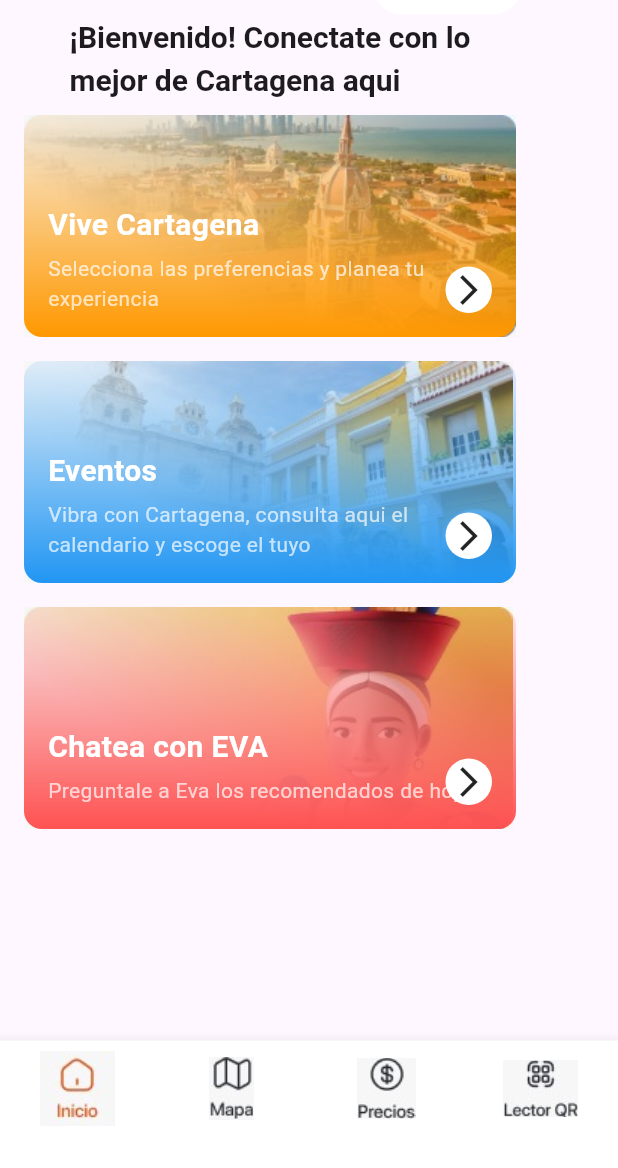
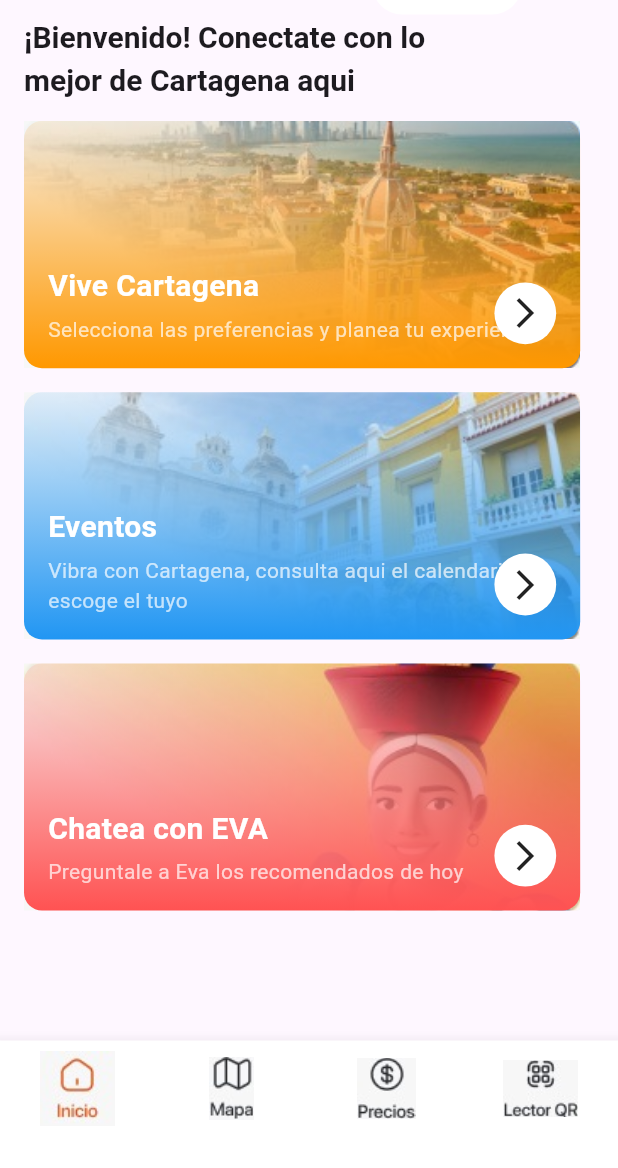
Before and after one commit to JuanBVillaverde/Design-Practice, a Flutter app: the screen it shows after launch, on a phone screen of 412 x 824 dp, the part 68-1236 px from its top. Run offline on Flutter 3.47's test engine with Material 3 defaults, Android fonts, the phone set to English and light mode, and no system bars.

Commit message:
some widgets were given adaptability depending on screen size

```diff
--- a/prueba/lib/home/views/home_view.dart
+++ b/prueba/lib/home/views/home_view.dart
@@ -15,39 +15,41 @@ class _HomeViewState extends State<HomeView> {
   Widget build(BuildContext context) {
     return Scaffold(
       appBar: const CustomAppbar(),
-      body:
-      Column(
+      body: Column(
+        crossAxisAlignment: CrossAxisAlignment.start,
         children: [
-          const Text(
+          const Padding(
+            padding: EdgeInsets.symmetric(horizontal: 16.0),
+            child: Text(
               '¡Bienvenido! Conectate con lo\nmejor de Cartagena aqui',
               style: TextStyle(
                   fontSize: 20.0,
                   fontWeight: FontWeight.bold,
                   letterSpacing: 0.0),
             ),
-          SizedBox(width: 16.0),
+          ),
+          const SizedBox(height: 4.0),
           CustomStackWidget(
             backgroundImage: 'assets/images/cartagena_bg.png',
-              subtitle:
-                  'Selecciona las preferencias y planea tu experiencia',
+            subtitle: 'Selecciona las preferencias y planea tu experiencia',
             title: 'Vive Cartagena',
             colorGradient: Colors.orange,
-
           ),
-          SizedBox(width: 16.0),
+          // SizedBox(width: 16.0),
           CustomStackWidget(
             backgroundImage: 'assets/images/events_bg.png',
             subtitle:
                 'Vibra con Cartagena, consulta aqui el calendario y escoge el tuyo',
             title: 'Eventos',
-            colorGradient: Colors.blue,),
-          SizedBox(width: 16.0),
+            colorGradient: Colors.blue,
+          ),
+          // SizedBox(width: 16.0),
           CustomStackWidget(
             backgroundImage: 'assets/images/EVA.png',
-              subtitle:
-              'Preguntale a Eva los recomendados de hoy',
+            subtitle: 'Preguntale a Eva los recomendados de hoy',
             title: 'Chatea con EVA',
-            colorGradient: Colors.redAccent,),
+            colorGradient: Colors.redAccent,
+          ),
         ],
       ),
     );
--- a/prueba/lib/home/widgets/custom_stack_widget.dart
+++ b/prueba/lib/home/widgets/custom_stack_widget.dart
@@ -27,13 +27,15 @@ class CustomStackWidget extends StatelessWidget {
 
   @override
   Widget build(BuildContext context) {
+    final screenWidth = MediaQuery.of(context).size.width;
+
     return GestureDetector(
       // onTap: onTap,
       child: Padding(
         padding: const EdgeInsets.symmetric(vertical: 8.0, horizontal: 16.0),
         child: Container(
-          width: 328,
-          height: 148,
+          width: screenWidth * 0.9,
+          height: screenWidth * 0.4,
           decoration: BoxDecoration(
             // image: DecorationImage(
             //   image: NetworkImage(backgroundImage),
@@ -43,7 +45,14 @@ class CustomStackWidget extends StatelessWidget {
           ),
           child: Stack(
             children: [
-              Image.asset(backgroundImage, fit: BoxFit.fill,),
+              ClipRRect(
+                child: SizedBox.expand(
+                  child: Image.asset(
+                    backgroundImage,
+                    fit: BoxFit.cover,
+                  ),
+                ),
+              ),
               Container(
                 decoration: BoxDecoration(
                   borderRadius: BorderRadius.circular(12),
@@ -86,8 +95,8 @@ class CustomStackWidget extends StatelessWidget {
                 bottom: 16,
                 right: 16,
                 child: Container(
-                  width: 31,
-                  height: 31,
+                  width: screenWidth * 0.1,
+                  height: screenWidth * 0.1,
                   decoration: const BoxDecoration(
                     color: Colors.white,
                     shape: BoxShape.circle,
@@ -103,7 +112,5 @@ class CustomStackWidget extends StatelessWidget {
         ),
       ),
     );
-
-
   }
 }
```
Also changed, not shown: prueba/lib/list/list_views/list_view.dart (+4 -4 lines), prueba/lib/list/widgets/custom_card_widget.dart (+11 -16 lines). Lines whose indentation alone changed are shown as unchanged.
